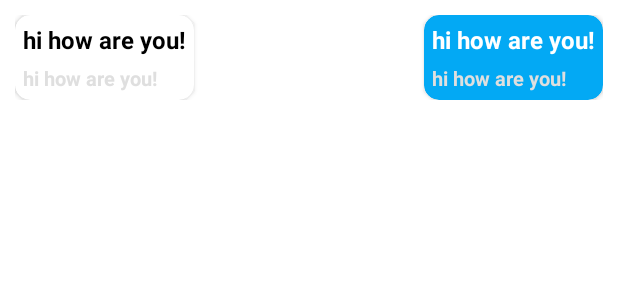
After one commit to Ganghyungoo/Echoloc, an Android app: the layout rv_message.xml on its own in the app's theme, with its tools: preview values and no code run, on a phone screen of 412 x 824 dp. The commit adds this screen. Shown: the top 300 px of the screen. Run offline under Robolectric (Android 15) with nearby library versions, the phone set to English and light mode, and no system bars.

Commit message:
15까지 근데 131415중에서 뭘 잘못한듯 제대로 안나온다

```diff
--- a/app/src/main/java/com/example/echoloc/PrivateRooms.kt
+++ b/app/src/main/java/com/example/echoloc/PrivateRooms.kt
@@ -58,7 +58,7 @@ class PrivateRooms : Fragment() {
                     var value = postsnapshot.getValue(RoomModel::class.java)
                     var isAdmin = false
                     if (pref.getData("id") == value!!.admin_id) {
-                        value.isAdmin(true)
+                        value.isGroupjoined(true)
                     }
                     list.add(value!!)
                 }
--- a/app/src/main/kotlin/com/example/echoloc/adapter/PrivateAdapter.kt
+++ b/app/src/main/kotlin/com/example/echoloc/adapter/PrivateAdapter.kt
@@ -25,7 +25,7 @@ class PrivateAdapter(var context: Context, var list: ArrayList<RoomModel>) :Recy
     override fun onBindViewHolder(holder: ViewHolder, position: Int) {
         holder.txt_roomname.text = list[position].roomname
 
-        if (list[position].isAdmin) {
+        if (list[position].isgroupjoined) {
             holder.joinroom.visibility = View.GONE
         } else {
             holder.joinroom.visibility = View.VISIBLE
--- a/app/src/main/kotlin/com/example/echoloc/model/RoomModel.kt
+++ b/app/src/main/kotlin/com/example/echoloc/model/RoomModel.kt
@@ -8,7 +8,7 @@ class RoomModel() {
     lateinit var admin_name:String
     lateinit var admin_id:String
     lateinit var admin_call:String
-    var isAdmin = false
+    var isgroupjoined = false
 
     constructor(
         group_id: String,
@@ -27,7 +27,7 @@ class RoomModel() {
         this.roomname = roomname
     }
 
-    public fun isAdmin(isAdmin: Boolean) {
-        this.isAdmin = isAdmin
+    public fun isGroupjoined(isAdmin: Boolean) {
+        this.isgroupjoined = isAdmin
     }
 }
--- /dev/null
+++ b/app/src/main/res/drawable/ic_baseline_send_24.xml
@@ -0,0 +1,5 @@
+<vector android:autoMirrored="true" android:height="24dp"
+    android:tint="#000000" android:viewportHeight="24"
+    android:viewportWidth="24" android:width="24dp" xmlns:android="http://schemas.android.com/apk/res/android">
+    <path android:fillColor="@android:color/white" android:pathData="M2.01,21L23,12 2.01,3 2,10l15,2 -15,2z"/>
+</vector>
--- a/app/src/main/res/layout/rv_layout.xml
+++ b/app/src/main/res/layout/rv_layout.xml
@@ -5,7 +5,6 @@
     android:layout_height="wrap_content"
     android:layout_margin="10sp"
     android:gravity="center">
-
 
     <LinearLayout
         android:layout_width="match_parent"
--- /dev/null
+++ b/app/src/main/res/layout/rv_message.xml
@@ -0,0 +1,84 @@
+<?xml version="1.0" encoding="utf-8"?>
+<RelativeLayout xmlns:android="http://schemas.android.com/apk/res/android"
+    android:layout_width="match_parent"
+    android:layout_height="wrap_content"
+    xmlns:app="http://schemas.android.com/apk/res-auto"
+    android:layout_margin="10dp">
+
+    <androidx.cardview.widget.CardView
+        android:id="@+id/recieve_message_layout"
+        android:layout_width="wrap_content"
+        android:layout_height="wrap_content"
+        android:layout_marginEnd="50dp"
+        app:cardCornerRadius="10dp"
+        android:padding="10dp"
+        app:cardBackgroundColor="@color/white">
+
+        <LinearLayout
+            android:layout_width="wrap_content"
+            android:layout_height="wrap_content"
+            android:orientation="vertical"
+            android:padding="5dp">
+
+            <TextView
+                android:id="@+id/recieve_message_name"
+                android:layout_width="wrap_content"
+                android:layout_height="wrap_content"
+                android:text="hi how are you!"
+                android:textStyle="bold"
+                android:textColor="@color/black"
+                android:textSize="16sp"/>
+
+            <TextView
+                android:id="@+id/recieve_message_time"
+                android:layout_width="wrap_content"
+                android:layout_height="wrap_content"
+                android:layout_marginTop="5dp"
+                android:text="hi how are you!"
+                android:textStyle="bold"
+                android:textColor="@color/light_gray"
+                android:textSize="13sp"/>
+
+        </LinearLayout>
+    </androidx.cardview.widget.CardView>
+
+    <androidx.cardview.widget.CardView
+        android:id="@+id/send_message"
+        android:layout_width="wrap_content"
+        android:layout_height="wrap_content"
+        android:layout_marginStart="50dp"
+        android:layout_alignParentEnd="true"
+        android:padding="10dp"
+        app:cardCornerRadius="10dp"
+        app:cardBackgroundColor="@color/purple_200">
+
+        <LinearLayout
+            android:layout_width="match_parent"
+            android:layout_height="wrap_content"
+            android:orientation="vertical"
+            android:padding="5dp">
+
+            <TextView
+                android:id="@+id/send_message_name"
+                android:layout_width="wrap_content"
+                android:layout_height="wrap_content"
+                android:text="hi how are you!"
+                android:textStyle="bold"
+                android:textColor="@color/white"
+                android:textSize="16sp"/>
+
+            <TextView
+                android:id="@+id/send_message_time"
+                android:layout_width="wrap_content"
+                android:layout_height="wrap_content"
+                android:layout_marginTop="5dp"
+                android:text="hi how are you!"
+                android:textStyle="bold"
+                android:textColor="@color/light_gray"
+                android:textSize="13sp"/>
+
+        </LinearLayout>
+    </androidx.cardview.widget.CardView>
+
+
+</RelativeLayout>
```
Also changed, not shown: app/src/main/AndroidManifest.xml (+6 -2 lines), app/src/main/java/com/example/echoloc/CreateRoom.kt (+12 -1 lines), app/src/main/java/com/example/echoloc/PrivateGroupChatting.kt (added, +23 -0 lines), app/src/main/java/com/example/echoloc/PublicGroupChatting.kt (added, +98 -0 lines), app/src/main/java/com/example/echoloc/PublicRooms.kt (+42 -6 lines), app/src/main/kotlin/com/example/echoloc/adapter/PublicAdapter.kt (+25 -3 lines), app/src/main/kotlin/com/example/echoloc/adapter/PublicChattingAdapter.kt (added, +79 -0 lines), app/src/main/kotlin/com/example/echoloc/model/MessageModel.kt (added, +27 -0 lines), app/src/main/kotlin/com/example/echoloc/util/Contant.kt (+8 -0 lines), app/src/main/res/layout/activity_private_group_chatting.xml (added, +79 -0 lines), app/src/main/res/layout/activity_public_group_chatting.xml (added, +97 -0 lines), app/src/main/res/layout/rv_other.xml (added, +20 -0 lines).
